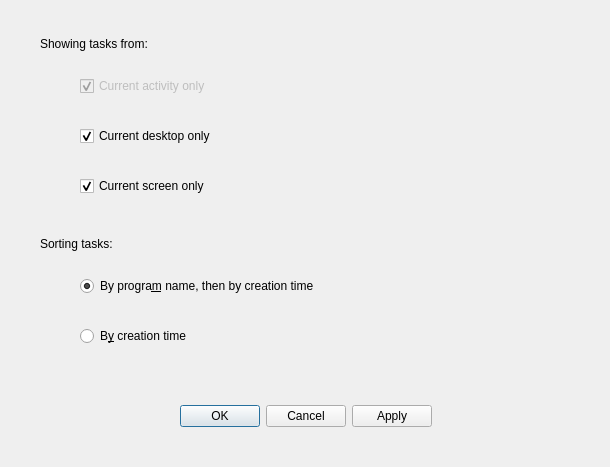
Qt form src/view/task_manager_settings_dialog.ui (dangvd/ksmoothdock) before a commit.
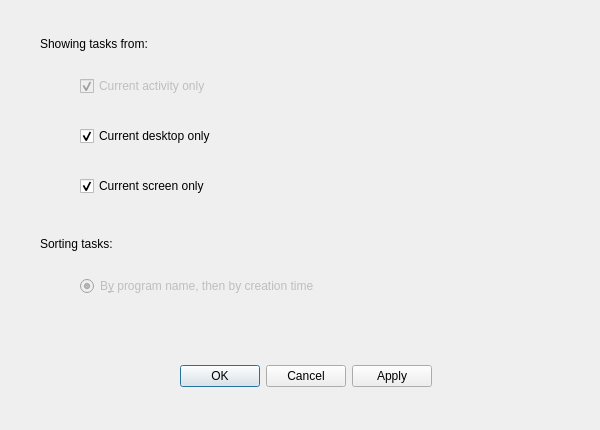
The same form after that commit.

Commit message: Task Manager: add Settings logic #3

```diff
--- a/src/view/task_manager_settings_dialog.ui
+++ b/src/view/task_manager_settings_dialog.ui
@@ -6,8 +6,8 @@
    <rect>
     <x>0</x>
     <y>0</y>
-    <width>610</width>
-    <height>467</height>
+    <width>600</width>
+    <height>430</height>
    </rect>
   </property>
   <property name="windowTitle">
@@ -17,7 +17,7 @@
    <property name="geometry">
     <rect>
      <x>40</x>
-     <y>400</y>
+     <y>360</y>
      <width>531</width>
      <height>32</height>
     </rect>
@@ -113,37 +113,24 @@
    </property>
   </widget>
   <widget class="QRadioButton" name="sortProgramName">
+   <property name="enabled">
+    <bool>false</bool>
+   </property>
    <property name="geometry">
     <rect>
      <x>80</x>
      <y>270</y>
-     <width>431</width>
+     <width>451</width>
      <height>32</height>
     </rect>
    </property>
    <property name="text">
-    <string>By progra&amp;m name, then by creation time</string>
+    <string>B&amp;y program name, then by creation time</string>
    </property>
    <property name="checked">
     <bool>true</bool>
    </property>
   </widget>
-  <widget class="QRadioButton" name="sortCreationTime">
-   <property name="geometry">
-    <rect>
-     <x>80</x>
-     <y>320</y>
-     <width>431</width>
-     <height>32</height>
-    </rect>
-   </property>
-   <property name="text">
-    <string>B&amp;y creation time</string>
-   </property>
-   <property name="checked">
-    <bool>false</bool>
-   </property>
-  </widget>
  </widget>
  <resources/>
  <connections>
```
The commit also changes 7 other files.
